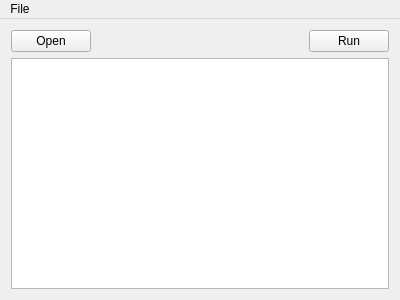
Before: the Qt Designer form RegionTracking/mainwindow.ui in faisalbadran/493_Project, drawn with Qt 5.
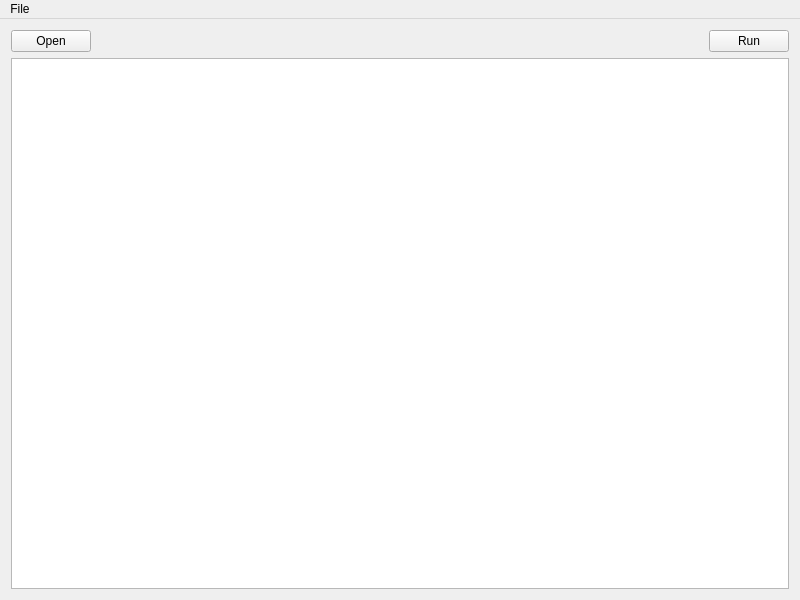
After: the same form once the commit is applied.

Diff of the .ui file:
```diff
--- a/RegionTracking/mainwindow.ui
+++ b/RegionTracking/mainwindow.ui
@@ -6,8 +6,8 @@
    <rect>
     <x>0</x>
     <y>0</y>
-    <width>400</width>
-    <height>300</height>
+    <width>800</width>
+    <height>600</height>
    </rect>
   </property>
   <property name="windowTitle">
@@ -88,7 +88,7 @@
     <rect>
      <x>0</x>
      <y>0</y>
-     <width>400</width>
+     <width>800</width>
      <height>22</height>
     </rect>
    </property>
```
